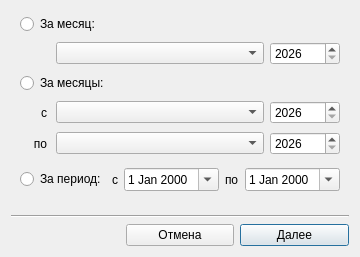
Above: designer/ui/fulfillmentoptiondialog.ui from Aleee/FinanceCalender before the change. Below: the same form after it.
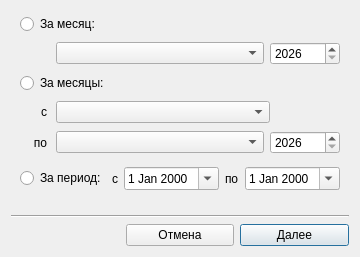
That is the form after the change. Custom widgets are drawn as their Qt base class.

What changed in the file:
```diff
--- a/designer/ui/fulfillmentoptiondialog.ui
+++ b/designer/ui/fulfillmentoptiondialog.ui
@@ -273,26 +273,20 @@
           <widget class="QComboBox" name="cmb_severalmonths_begin"/>
          </item>
          <item>
-          <widget class="QSpinBox" name="spb_severalmonths_year_begin">
-           <property name="minimumSize">
-            <size>
-             <width>70</width>
-             <height>0</height>
-            </size>
+          <spacer name="horizontalSpacer">
+           <property name="orientation">
+            <enum>Qt::Orientation::Horizontal</enum>
            </property>
-           <property name="maximumSize">
+           <property name="sizeType">
+            <enum>QSizePolicy::Policy::Fixed</enum>
+           </property>
+           <property name="sizeHint" stdset="0">
             <size>
              <width>70</width>
-             <height>16777215</height>
+             <height>20</height>
             </size>
            </property>
-           <property name="minimum">
-            <number>2026</number>
-           </property>
-           <property name="maximum">
-            <number>2099</number>
-           </property>
-          </widget>
+          </spacer>
          </item>
         </layout>
        </item>
@@ -529,6 +523,11 @@
    <extends>QSpinBox</extends>
    <header>gui/commonwidgets/autoselectwidgets.h</header>
   </customwidget>
+  <customwidget>
+   <class>FirstDayDateEdit</class>
+   <extends>QDateEdit</extends>
+   <header>gui/commonwidgets/firstdaydateedit.h</header>
+  </customwidget>
  </customwidgets>
  <resources/>
  <connections/>
```
Left out of the diff: 2 changed lines with no effect on the pictures.
